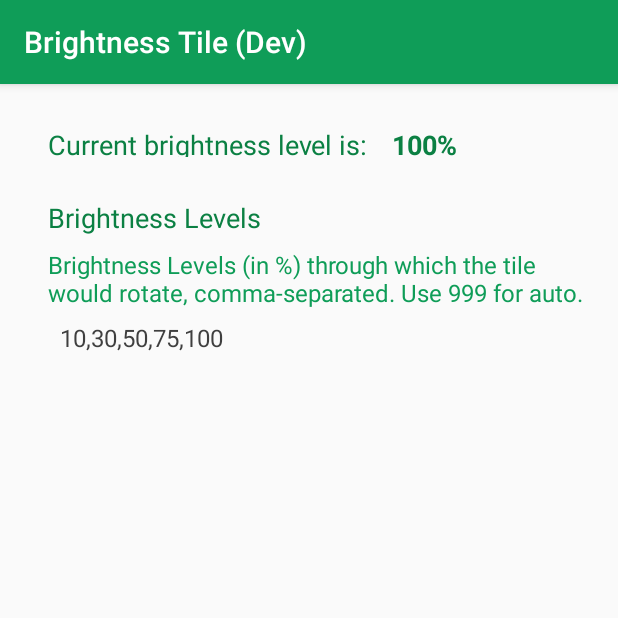
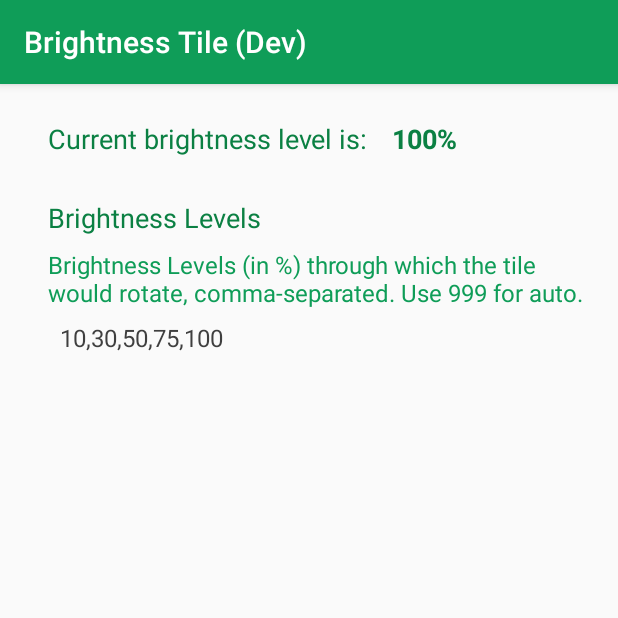
Before and after one commit to orionlee/aBrightnessQS, an Android app: the screen it shows after launch (MainActivity), on a phone screen of 412 x 824 dp, the top half of it. Run offline under Robolectric (Android 15) with nearby library versions, the phone set to English and light mode, and no system bars.

Commit message:
Fix (bottom) line cutoff problem (on "@+id/curBrightnessPctLabel") - replaced horizontal LinearLayout with RelativeLayout workarounded the problem nicely. - Otherwise, I'd need to specify some ugly padding in the inner <TextView>s . - A few other fixes, e.g., specifying gravity, did not work either.

```diff
--- a/app/src/main/AndroidManifest.xml
+++ b/app/src/main/AndroidManifest.xml
@@ -5,8 +5,8 @@
 <manifest xmlns:android="http://schemas.android.com/apk/res/android"
     xmlns:tools="http://schemas.android.com/tools"
     package="net.oldev.aBrightnessQS"
-    android:versionCode="000123"
-    android:versionName="0.1.23"
+    android:versionCode="000124"
+    android:versionName="0.1.24"
     tools:ignore="GradleOverrides">
 
     <!-- for writing display brightness settings -->
--- a/app/src/main/res/layout/activity_main.xml
+++ b/app/src/main/res/layout/activity_main.xml
@@ -14,17 +14,22 @@
     tools:context="net.oldev.aBrightnessQS.MainActivity">
 
 
-    <LinearLayout
+    <RelativeLayout
         android:layout_width="wrap_content"
-        android:layout_height="wrap_content"
-        android:orientation="horizontal">
+        android:layout_height="wrap_content">
         <TextView
+            android:id="@+id/curBrightnessPctLabel"
+            android:text="@string/app_brightness_level_label"
             style="@style/BodyFont"
-            android:text="@string/app_brightness_level_label" />
+            android:layout_width="wrap_content"
+            android:layout_height="wrap_content" />
         <TextView
             android:id="@+id/curBrightnessPctOutput"
-            style="@style/BodyEmFont" />
-    </LinearLayout>
+            style="@style/BodyEmFont"
+            android:layout_width="wrap_content"
+            android:layout_height="wrap_content"
+            android:layout_toRightOf="@+id/curBrightnessPctLabel" />
+    </RelativeLayout>
 
     <Space
         android:layout_width="match_parent"
```
